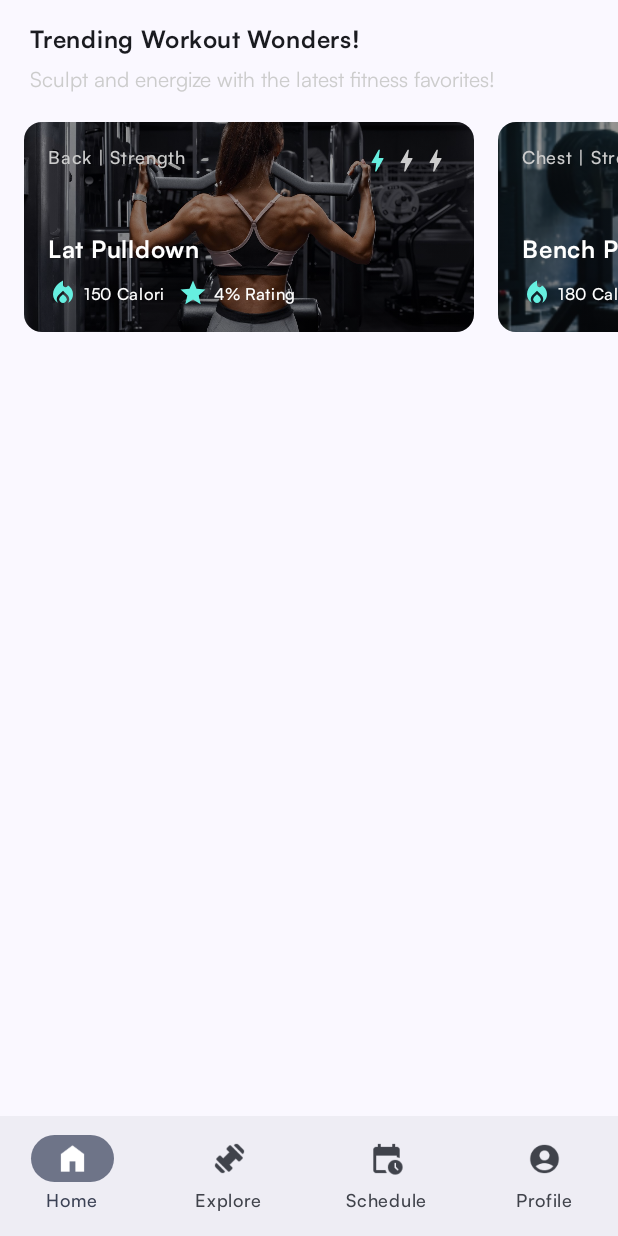
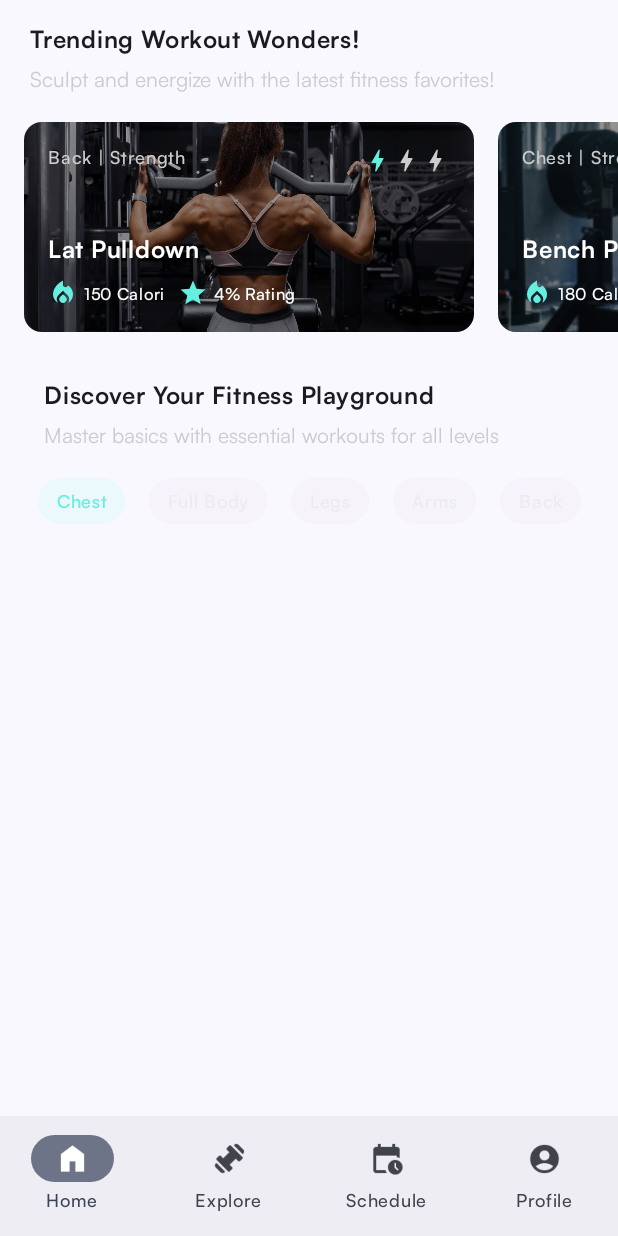
Before and after one commit to Fitmate-capstone/Fitmate, an Android app built with Jetpack Compose: the screen it shows after launch (MainActivity), on a phone screen of 412 x 824 dp. Run offline under Robolectric (Android 15) with nearby library versions, the phone set to English and light mode, and no system bars.

Commit message:
finish create chip category

```diff
--- a/app/src/main/java/com/tegar/fitmate/data/local/faker/FakeData.kt
+++ b/app/src/main/java/com/tegar/fitmate/data/local/faker/FakeData.kt
@@ -7,12 +7,12 @@ import com.tegar.fitmate.data.model.Exercise
 
 object FakeData {
 
-    private val fakeMuscleData = listOf(
-        Muscle("Chest"),
-        Muscle("Full Body"),
-        Muscle("Legs"),
-        Muscle("Arms"),
-        Muscle("Back"),
+     val fakeMuscleData = listOf(
+        Muscle(id=1,"Chest"),
+        Muscle(id=2, "Full Body"),
+        Muscle(id= 3,"Legs"),
+        Muscle(id=4,"Arms"),
+        Muscle(id=5,"Back"),
 
         )
     private val fakeCategory = listOf(
--- a/app/src/main/java/com/tegar/fitmate/data/model/Muscle.kt
+++ b/app/src/main/java/com/tegar/fitmate/data/model/Muscle.kt
@@ -1,6 +1,6 @@
 package com.tegar.fitmate.data.model
 
 data class Muscle (
-    val name : String ,
-
+    val id : Int,
+    val name : String
 )
--- a/app/src/main/java/com/tegar/fitmate/repository/ExerciseRepository.kt
+++ b/app/src/main/java/com/tegar/fitmate/repository/ExerciseRepository.kt
@@ -2,12 +2,15 @@ package com.tegar.fitmate.repository
 
 import com.tegar.fitmate.data.local.faker.FakeData
 import com.tegar.fitmate.data.model.Exercise
+import com.tegar.fitmate.data.model.Muscle
 import kotlinx.coroutines.flow.Flow
 import kotlinx.coroutines.flow.flowOf
 
 class ExerciseRepository {
 
     private val exercises = mutableListOf<Exercise>()
+    private val muscles= mutableListOf<Muscle>()
+
     init {
         if (exercises.isEmpty()) {
             FakeData.fakeExerciseData.forEach { exercise ->
@@ -28,10 +31,23 @@ class ExerciseRepository {
                 )
             }
         }
+
+        if (muscles.isEmpty()) {
+            FakeData.fakeMuscleData.forEach { muscle ->
+                muscles.add(muscle)
+
+            }
+        }
     }
+
     fun getAllExercise(): Flow<List<Exercise>> {
         return flowOf(exercises)
     }
+
+    fun getAllMuscleCategory(): Flow<List<Muscle>> {
+        return flowOf(muscles)
+    }
+
     companion object {
         @Volatile
         private var instance: ExerciseRepository? = null
--- /dev/null
+++ b/app/src/main/java/com/tegar/fitmate/ui/composables/Chip.kt
@@ -0,0 +1,62 @@
+package com.tegar.fitmate.ui.composables
+
+import androidx.compose.foundation.background
+import androidx.compose.foundation.clickable
+import androidx.compose.foundation.layout.Box
+import androidx.compose.foundation.layout.fillMaxSize
+import androidx.compose.foundation.layout.padding
+import androidx.compose.foundation.shape.RoundedCornerShape
+import androidx.compose.material3.Card
+import androidx.compose.material3.CardColors
+import androidx.compose.material3.CardDefaults
+import androidx.compose.material3.MaterialTheme
+import androidx.compose.material3.Text
+import androidx.compose.runtime.Composable
+import androidx.compose.ui.Alignment
+import androidx.compose.ui.Modifier
+import androidx.compose.ui.graphics.Color
+import androidx.compose.ui.text.style.TextAlign
+import androidx.compose.ui.unit.dp
+import com.tegar.fitmate.ui.theme.neutral30
+import com.tegar.fitmate.ui.theme.neutral70
+
+
+@Composable
+fun Chip(
+    id: Int,
+    value: String,
+    isActive: Boolean,
+    onChipClick: (Int) -> Unit,
+    modifier: Modifier = Modifier
+) {
+    val backgroundColor = if (isActive) Color(0xFF66EFE0) else neutral30
+    val contentColor = if (isActive) Color(0xFF66EFE0) else Color(0xFFECECEC)
+
+    Card(
+
+        colors = CardDefaults.cardColors(
+            containerColor = backgroundColor.copy(alpha = 0.1F),
+            contentColor = contentColor,
+
+            ),
+        shape = RoundedCornerShape(50.dp),
+        modifier = modifier.clickable {
+            onChipClick(id)
+        }
+    ) {
+        Box(
+            modifier = Modifier
+                .padding(horizontal = 12.dp, vertical = 8.dp)
+        ) {
+            Text(
+                text = value,
+                style = MaterialTheme.typography.labelMedium,
+                textAlign = TextAlign.Center,
+
+
+                )
+        }
+
+
+    }
+}
--- a/app/src/main/java/com/tegar/fitmate/ui/screens/home/HomeScreen.kt
+++ b/app/src/main/java/com/tegar/fitmate/ui/screens/home/HomeScreen.kt
@@ -9,6 +9,9 @@ import androidx.compose.foundation.lazy.items
 import androidx.compose.material3.Text
 import androidx.compose.runtime.Composable
 import androidx.compose.runtime.collectAsState
+import androidx.compose.runtime.getValue
+import androidx.compose.runtime.mutableStateOf
+import androidx.compose.runtime.remember
 import androidx.compose.ui.Alignment
 import androidx.compose.ui.Modifier
 import androidx.compose.ui.platform.testTag
@@ -21,6 +24,7 @@ import androidx.lifecycle.viewmodel.compose.viewModel
 import com.tegar.fitmate.R
 import com.tegar.fitmate.data.util.UiState
 import com.tegar.fitmate.di.Injection
+import com.tegar.fitmate.ui.composables.Chip
 import com.tegar.fitmate.ui.composables.ExerciseHorizontalCard
 import com.tegar.fitmate.ui.composables.ListSection
 import com.tegar.fitmate.ui.screens.ViewModelFactory
@@ -35,10 +39,13 @@ fun HomeScreen(
     modifier: Modifier = Modifier,
 
     ) {
+    val activeMuscleId by viewModel.activeMuscleId.collectAsState()
 
-   LazyColumn(verticalArrangement = Arrangement.Center, horizontalAlignment = Alignment.CenterHorizontally) {
+    LazyColumn(
+        verticalArrangement = Arrangement.Center,
+        horizontalAlignment = Alignment.CenterHorizontally
+    ) {
         item {
-
             viewModel.exrcisesState.collectAsState(initial = UiState.Loading).value.let { uiState ->
                 when (uiState) {
                     is UiState.Loading -> {
@@ -78,5 +85,54 @@ fun HomeScreen(
 
             }
         }
+
+        item {
+
+            viewModel.muscleTargetState.collectAsState(initial = UiState.Loading).value.let { uiState ->
+                when (uiState) {
+                    is UiState.Loading -> {
+                        Text(stringResource(id = R.string.loading_message))
+                        viewModel.fetchListMuscle()
+                    }
+
+                    is UiState.Success -> {
+
+                        if (uiState.data.isEmpty()) {
+                            Text(stringResource(id = R.string.empty_exercise_message))
+                        } else {
+                            ListSection(
+                                title = stringResource(id = R.string.section_discover_title),
+                                subtitle = stringResource(
+                                    id = R.string.section_discover_subtitle
+                                )
+                            ) {
+                                LazyRow(
+                                    horizontalArrangement = Arrangement.spacedBy(16.dp),
+                                    contentPadding = PaddingValues(horizontal = 16.dp),
+                                ) {
+
+                                    items(uiState.data, key = { it.id }) { muscle ->
+
+                                        Chip(id = muscle.id,
+                                            value = muscle.name,
+                                            isActive = activeMuscleId == muscle.id,
+
+                                            onChipClick = { viewModel.setActiveMuscleId(muscle.id) })
                                     }
                                 }
+                            }
+
+                        }
+
+
+                    }
+
+                    is UiState.Error -> {
+                        Text(stringResource(id = R.string.error_message))
+                    }
+
+                }
+            }
+        }
+    }
+}
--- a/app/src/main/java/com/tegar/fitmate/ui/screens/home/HomeViewModel.kt
+++ b/app/src/main/java/com/tegar/fitmate/ui/screens/home/HomeViewModel.kt
@@ -2,7 +2,9 @@ package com.tegar.fitmate.ui.screens.home
 
 import androidx.lifecycle.ViewModel
 import androidx.lifecycle.viewModelScope
+import com.tegar.fitmate.data.local.faker.FakeData
 import com.tegar.fitmate.data.model.Exercise
+import com.tegar.fitmate.data.model.Muscle
 import com.tegar.fitmate.data.util.UiState
 import com.tegar.fitmate.repository.ExerciseRepository
 import kotlinx.coroutines.flow.MutableStateFlow
@@ -15,6 +17,17 @@ class HomeViewModel(private val exerciseRepository: ExerciseRepository) : ViewMo
     val exrcisesState: StateFlow<UiState<List<Exercise>>>
         get() = _exrcisesState
 
+
+    private val _muscleTargetState : MutableStateFlow<UiState<List<Muscle>>> = MutableStateFlow(UiState.Loading)
+    val muscleTargetState : StateFlow<UiState<List<Muscle>>>
+        get() = _muscleTargetState
+
+
+    private val _activeMuscleId: MutableStateFlow<Int?> = MutableStateFlow(1)
+    val activeMuscleId: StateFlow<Int?>
+        get() = _activeMuscleId
+
+
     fun fetchAllRestaurants() {
         viewModelScope.launch {
             exerciseRepository.getAllExercise().catch { exception ->
@@ -24,4 +37,18 @@ class HomeViewModel(private val exerciseRepository: ExerciseRepository) : ViewMo
             }
         }
     }
+
+    fun fetchListMuscle() {
+        viewModelScope.launch {
+            exerciseRepository.getAllMuscleCategory().catch { exception ->
+                _muscleTargetState.value = UiState.Error(exception.message.orEmpty())
+            }.collect { muscle ->
+                _muscleTargetState.value = UiState.Success(muscle)
+            }
+        }
+    }
+    fun setActiveMuscleId(muscleId: Int) {
+        _activeMuscleId.value = muscleId
+    }
+
 }
--- a/app/src/main/res/values/strings.xml
+++ b/app/src/main/res/values/strings.xml
@@ -6,6 +6,9 @@
     <string name="bottom_bar_profile">Profile</string>
     <string name="section_favorite_title">Trending Workout Wonders!</string>
     <string name="section_favorite_subtitle">Sculpt and energize with the latest fitness favorites!</string>
+    <string name="section_discover_title">Discover Your Fitness Playground</string>
+    <string name="section_discover_subtitle">Master basics with essential workouts for all levels</string>
+
     <string name="empty_exercise_message">Data empty for now</string>
     <string name="error_message">"Something Wrong with server"</string>
     <string name="loading_message">Loading"</string>
```
Lines whose indentation alone changed are shown as unchanged.
